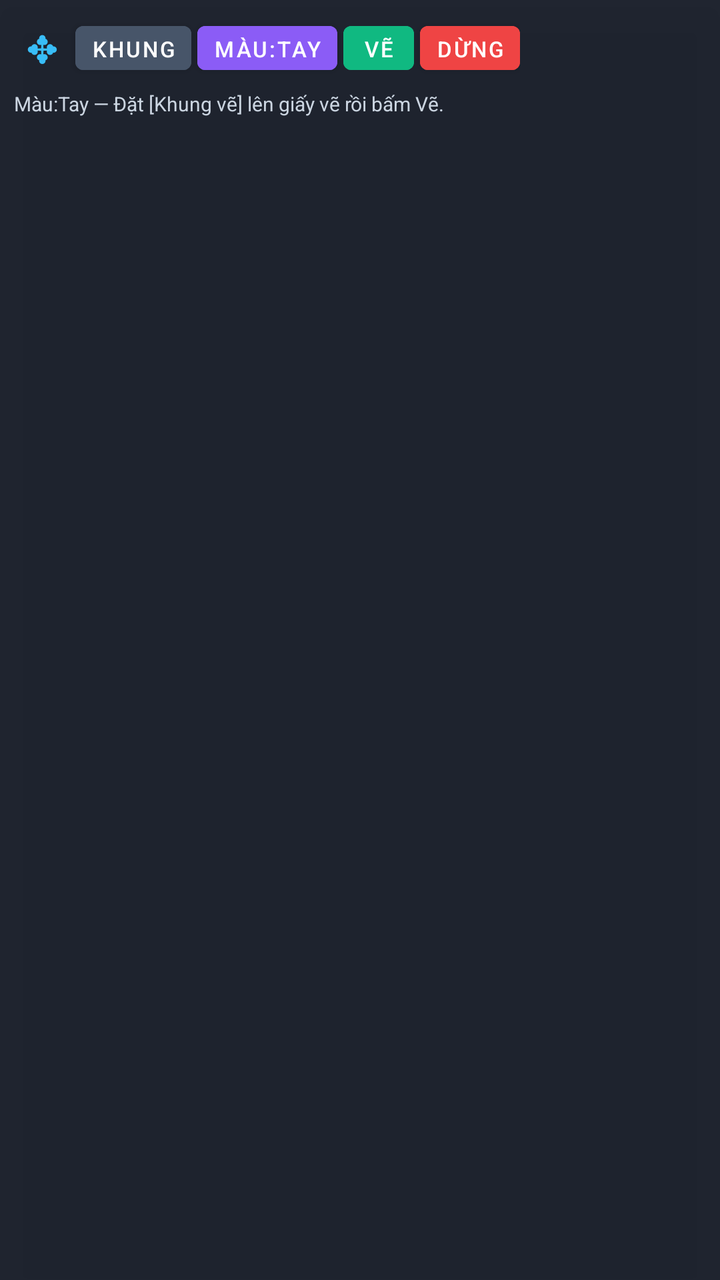
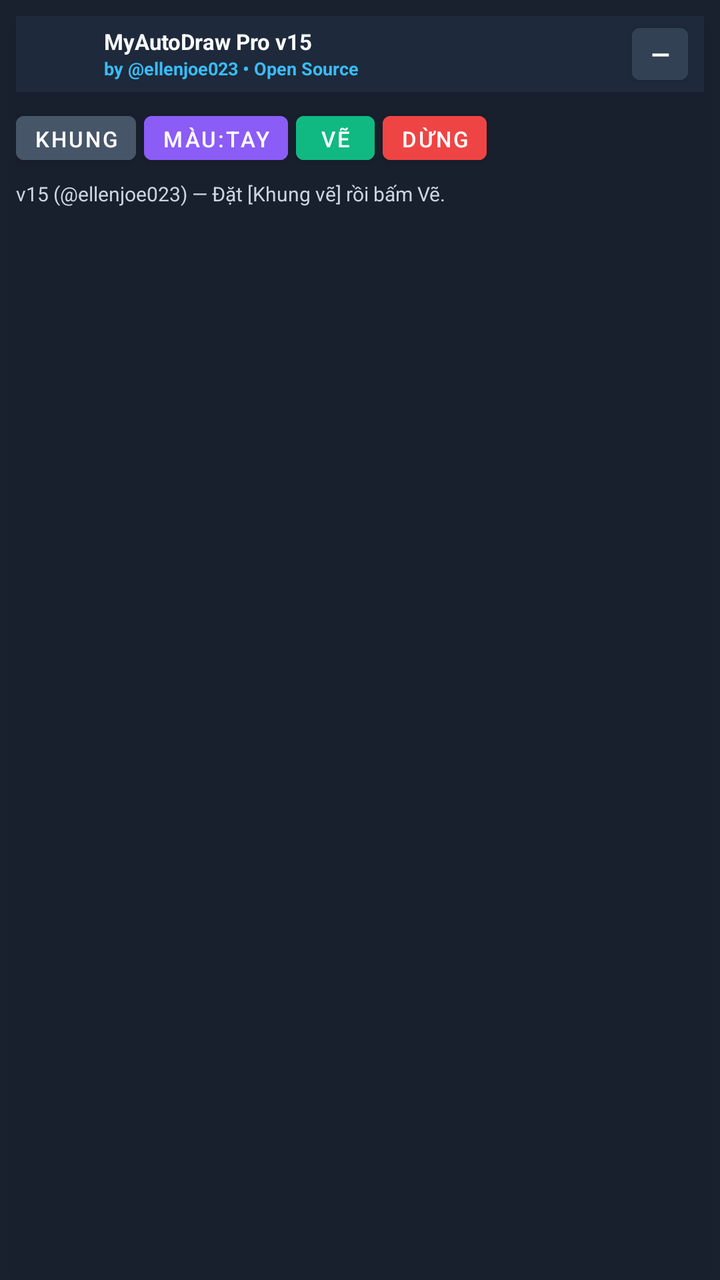

An Android layout rendered at two revisions. The XML below is the earlier revision; the diff shows what the commit changed to produce the second picture.
<!-- AndroidManifest.xml: application theme AppTheme -->
<!-- res/layout/overlay_panel.xml -->
<LinearLayout xmlns:android="http://schemas.android.com/apk/res/android" android:layout_width="wrap_content" android:layout_height="wrap_content" android:background="#F2161B26" android:elevation="12dp" android:orientation="vertical" android:padding="7dp">

<LinearLayout android:layout_width="wrap_content" android:layout_height="wrap_content" android:gravity="center_vertical" android:orientation="horizontal">
<TextView android:id="@+id/btnDragHandle" android:layout_width="wrap_content" android:layout_height="34dp" android:gravity="center" android:paddingHorizontal="6dp" android:text="✥" android:textColor="#38BDF8" android:textSize="18sp" android:textStyle="bold"/>
<Button android:id="@+id/btnToggleMarkers" android:layout_width="wrap_content" android:layout_height="34dp" android:layout_marginStart="3dp" android:backgroundTint="#475569" android:minWidth="0dp" android:paddingHorizontal="8dp" android:text="Khung" android:textColor="#FFFFFF" android:textSize="11sp"/>
<Button android:id="@+id/btnColorModeSwitch" android:layout_width="wrap_content" android:layout_height="34dp" android:layout_marginStart="3dp" android:backgroundTint="#8B5CF6" android:minWidth="0dp" android:paddingHorizontal="8dp" android:text="Màu:Tay" android:textColor="#FFFFFF" android:textSize="11sp"/>
<Button android:id="@+id/btnStartDraw" android:layout_width="wrap_content" android:layout_height="34dp" android:layout_marginStart="3dp" android:backgroundTint="#10B981" android:minWidth="0dp" android:paddingHorizontal="10dp" android:text="Vẽ" android:textColor="#FFFFFF" android:textSize="11sp"/>
<Button android:id="@+id/btnStopDraw" android:layout_width="wrap_content" android:layout_height="34dp" android:layout_marginStart="3dp" android:backgroundTint="#EF4444" android:minWidth="0dp" android:paddingHorizontal="8dp" android:text="Dừng" android:textColor="#FFFFFF" android:textSize="11sp"/>
</LinearLayout>

<LinearLayout android:id="@+id/layoutManualPickBar" android:layout_width="wrap_content" android:layout_height="wrap_content" android:layout_marginTop="5dp" android:background="#232A3B" android:gravity="center_vertical" android:orientation="horizontal" android:padding="5dp" android:visibility="gone">
<View android:id="@+id/viewColorPreview" android:layout_width="34dp" android:layout_height="34dp" android:background="#FFFFFF"/>
<TextView android:id="@+id/txtPickColorCode" android:layout_width="wrap_content" android:layout_height="wrap_content" android:layout_marginStart="6dp" android:text="#FFFFFF H0 S0 V100" android:textColor="#F8FAFC" android:textSize="10sp" android:textStyle="bold"/>
<Button android:id="@+id/btnSkipColor" android:layout_width="wrap_content" android:layout_height="34dp" android:layout_marginStart="6dp" android:backgroundTint="#64748B" android:minWidth="0dp" android:paddingHorizontal="8dp" android:text="Bỏ qua" android:textColor="#FFFFFF" android:textSize="11sp"/>
<Button android:id="@+id/btnContinueDraw" android:layout_width="wrap_content" android:layout_height="34dp" android:layout_marginStart="4dp" android:backgroundTint="#2563EB" android:minWidth="0dp" android:paddingHorizontal="10dp" android:text="Vẽ tiếp ▶" android:textColor="#FFFFFF" android:textSize="11sp"/>
</LinearLayout>
<TextView android:id="@+id/txtOverlayStatus" android:layout_width="match_parent" android:layout_height="wrap_content" android:layout_marginTop="4dp" android:maxWidth="310dp" android:text="Màu:Tay — Đặt [Khung vẽ] lên giấy vẽ rồi bấm Vẽ." android:textColor="#CBD5E1" android:textSize="10sp"/>
</LinearLayout>
<!-- resources referenced by this layout -->
<resources>
  <style name="AppTheme" parent="Theme.MaterialComponents.DayNight.NoActionBar">
          <item name="colorPrimary">@color/colorPrimary</item>
          <item name="colorPrimaryDark">@color/colorPrimaryDark</item>
          <item name="colorAccent">@color/colorAccent</item>
          <item name="android:statusBarColor">@color/bgDark</item>
      </style>
  <color name="colorPrimary">#2563EB</color>
  <color name="colorPrimaryDark">#1D4ED8</color>
  <color name="colorAccent">#10B981</color>
  <color name="bgDark">#0F172A</color>
</resources>

<!-- the commit's change to res/layout/overlay_panel.xml (unified diff, before → after) -->
@@ -1,18 +1,28 @@
-<LinearLayout xmlns:android="http://schemas.android.com/apk/res/android" android:layout_width="wrap_content" android:layout_height="wrap_content" android:background="#F2161B26" android:elevation="12dp" android:orientation="vertical" android:padding="7dp">
+<LinearLayout xmlns:android="http://schemas.android.com/apk/res/android" android:layout_width="wrap_content" android:layout_height="wrap_content" android:background="#F5111827" android:elevation="14dp" android:orientation="vertical" android:padding="8dp">
 
-<LinearLayout android:layout_width="wrap_content" android:layout_height="wrap_content" android:gravity="center_vertical" android:orientation="horizontal">
-<TextView android:id="@+id/btnDragHandle" android:layout_width="wrap_content" android:layout_height="34dp" android:gravity="center" android:paddingHorizontal="6dp" android:text="✥" android:textColor="#38BDF8" android:textSize="18sp" android:textStyle="bold"/>
-<Button android:id="@+id/btnToggleMarkers" android:layout_width="wrap_content" android:layout_height="34dp" android:layout_marginStart="3dp" android:backgroundTint="#475569" android:minWidth="0dp" android:paddingHorizontal="8dp" android:text="Khung" android:textColor="#FFFFFF" android:textSize="11sp"/>
-<Button android:id="@+id/btnColorModeSwitch" android:layout_width="wrap_content" android:layout_height="34dp" android:layout_marginStart="3dp" android:backgroundTint="#8B5CF6" android:minWidth="0dp" android:paddingHorizontal="8dp" android:text="Màu:Tay" android:textColor="#FFFFFF" android:textSize="11sp"/>
-<Button android:id="@+id/btnStartDraw" android:layout_width="wrap_content" android:layout_height="34dp" android:layout_marginStart="3dp" android:backgroundTint="#10B981" android:minWidth="0dp" android:paddingHorizontal="10dp" android:text="Vẽ" android:textColor="#FFFFFF" android:textSize="11sp"/>
-<Button android:id="@+id/btnStopDraw" android:layout_width="wrap_content" android:layout_height="34dp" android:layout_marginStart="3dp" android:backgroundTint="#EF4444" android:minWidth="0dp" android:paddingHorizontal="8dp" android:text="Dừng" android:textColor="#FFFFFF" android:textSize="11sp"/>
+<LinearLayout android:id="@+id/btnDragHandle" android:layout_width="match_parent" android:layout_height="wrap_content" android:background="#1E293B" android:gravity="center_vertical" android:orientation="horizontal" android:paddingHorizontal="8dp" android:paddingVertical="5dp">
+<ImageView android:id="@+id/imgOverlayAvatar" android:layout_width="28dp" android:layout_height="28dp" android:contentDescription="Avatar" android:scaleType="centerCrop" android:src="@mipmap/ic_launcher_round"/>
+<LinearLayout android:layout_width="0dp" android:layout_height="wrap_content" android:layout_marginStart="8dp" android:layout_weight="1" android:orientation="vertical">
+<TextView android:layout_width="wrap_content" android:layout_height="wrap_content" android:text="MyAutoDraw Pro v15" android:textColor="#F8FAFC" android:textSize="11sp" android:textStyle="bold"/>
+<TextView android:layout_width="wrap_content" android:layout_height="wrap_content" android:text="by @ellenjoe023 • Open Source" android:textColor="#38BDF8" android:textSize="9sp" android:textStyle="bold"/>
+</LinearLayout>
+<Button android:id="@+id/btnMinimizePanel" android:layout_width="28dp" android:layout_height="26dp" android:layout_marginStart="6dp" android:backgroundTint="#334155" android:insetTop="0dp" android:insetBottom="0dp" android:minWidth="0dp" android:minHeight="0dp" android:padding="0dp" android:text="—" android:textColor="#F8FAFC" android:textSize="12sp" android:textStyle="bold"/>
 </LinearLayout>
 
-<LinearLayout android:id="@+id/layoutManualPickBar" android:layout_width="wrap_content" android:layout_height="wrap_content" android:layout_marginTop="5dp" android:background="#232A3B" android:gravity="center_vertical" android:orientation="horizontal" android:padding="5dp" android:visibility="gone">
+<LinearLayout android:id="@+id/layoutOverlayBody" android:layout_width="wrap_content" android:layout_height="wrap_content" android:layout_marginTop="6dp" android:orientation="vertical">
+<LinearLayout android:layout_width="wrap_content" android:layout_height="wrap_content" android:gravity="center_vertical" android:orientation="horizontal">
+<Button android:id="@+id/btnToggleMarkers" android:layout_width="wrap_content" android:layout_height="34dp" android:backgroundTint="#475569" android:minWidth="0dp" android:paddingHorizontal="9dp" android:text="Khung" android:textColor="#FFFFFF" android:textSize="11sp"/>
+<Button android:id="@+id/btnColorModeSwitch" android:layout_width="wrap_content" android:layout_height="34dp" android:layout_marginStart="4dp" android:backgroundTint="#8B5CF6" android:minWidth="0dp" android:paddingHorizontal="9dp" android:text="Màu:Tay" android:textColor="#FFFFFF" android:textSize="11sp"/>
+<Button android:id="@+id/btnStartDraw" android:layout_width="wrap_content" android:layout_height="34dp" android:layout_marginStart="4dp" android:backgroundTint="#10B981" android:minWidth="0dp" android:paddingHorizontal="12dp" android:text="Vẽ" android:textColor="#FFFFFF" android:textSize="11sp"/>
+<Button android:id="@+id/btnStopDraw" android:layout_width="wrap_content" android:layout_height="34dp" android:layout_marginStart="4dp" android:backgroundTint="#EF4444" android:minWidth="0dp" android:paddingHorizontal="9dp" android:text="Dừng" android:textColor="#FFFFFF" android:textSize="11sp"/>
+</LinearLayout>
+
+<LinearLayout android:id="@+id/layoutManualPickBar" android:layout_width="wrap_content" android:layout_height="wrap_content" android:layout_marginTop="5dp" android:background="#1E293B" android:gravity="center_vertical" android:orientation="horizontal" android:padding="5dp" android:visibility="gone">
 <View android:id="@+id/viewColorPreview" android:layout_width="34dp" android:layout_height="34dp" android:background="#FFFFFF"/>
 <TextView android:id="@+id/txtPickColorCode" android:layout_width="wrap_content" android:layout_height="wrap_content" android:layout_marginStart="6dp" android:text="#FFFFFF H0 S0 V100" android:textColor="#F8FAFC" android:textSize="10sp" android:textStyle="bold"/>
 <Button android:id="@+id/btnSkipColor" android:layout_width="wrap_content" android:layout_height="34dp" android:layout_marginStart="6dp" android:backgroundTint="#64748B" android:minWidth="0dp" android:paddingHorizontal="8dp" android:text="Bỏ qua" android:textColor="#FFFFFF" android:textSize="11sp"/>
 <Button android:id="@+id/btnContinueDraw" android:layout_width="wrap_content" android:layout_height="34dp" android:layout_marginStart="4dp" android:backgroundTint="#2563EB" android:minWidth="0dp" android:paddingHorizontal="10dp" android:text="Vẽ tiếp ▶" android:textColor="#FFFFFF" android:textSize="11sp"/>
 </LinearLayout>
-<TextView android:id="@+id/txtOverlayStatus" android:layout_width="match_parent" android:layout_height="wrap_content" android:layout_marginTop="4dp" android:maxWidth="310dp" android:text="Màu:Tay — Đặt [Khung vẽ] lên giấy vẽ rồi bấm Vẽ." android:textColor="#CBD5E1" android:textSize="10sp"/>
+<TextView android:id="@+id/txtOverlayStatus" android:layout_width="match_parent" android:layout_height="wrap_content" android:layout_marginTop="4dp" android:maxWidth="310dp" android:text="v15 (@ellenjoe023) — Đặt [Khung vẽ] rồi bấm Vẽ." android:textColor="#CBD5E1" android:textSize="10sp"/>
 </LinearLayout>
+</LinearLayout>
<!-- resource entries referenced after the edit -->
@@ -1,11 +1,19 @@
 <!-- resources referenced by this layout -->
 <resources>
+  <!-- mipmap ic_launcher_round (mipmap-anydpi-v26) -->
+  <?xml version="1.0" encoding="utf-8"?>
+  <adaptive-icon xmlns:android="http://schemas.android.com/apk/res/android">
+      <background android:drawable="@color/ic_launcher_background"/>
+      <foreground android:drawable="@drawable/ic_launcher_foreground"/>
+  </adaptive-icon>
   <style name="AppTheme" parent="Theme.MaterialComponents.DayNight.NoActionBar">
           <item name="colorPrimary">@color/colorPrimary</item>
           <item name="colorPrimaryDark">@color/colorPrimaryDark</item>
           <item name="colorAccent">@color/colorAccent</item>
           <item name="android:statusBarColor">@color/bgDark</item>
       </style>
+  <color name="ic_launcher_background">#F7A0B4</color>
+  <!-- drawable ic_launcher_foreground: png bitmap (drawable-nodpi, 234541 bytes) -->
   <color name="colorPrimary">#2563EB</color>
   <color name="colorPrimaryDark">#1D4ED8</color>
   <color name="colorAccent">#10B981</color>
